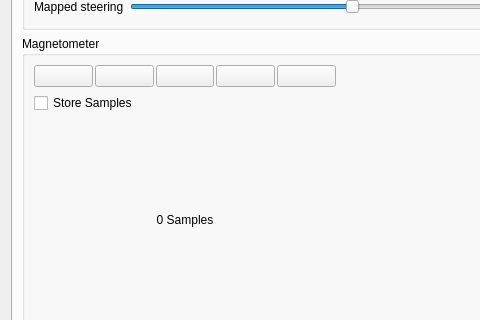
The window that Linux/RC_Car_Tool/carinterface.ui (vedderb/rise_sdvp) describes before a commit, drawn with Qt 5; both pictures show x 0 to 480 and y 85 to 405 of the 803 by 586 pixel window.
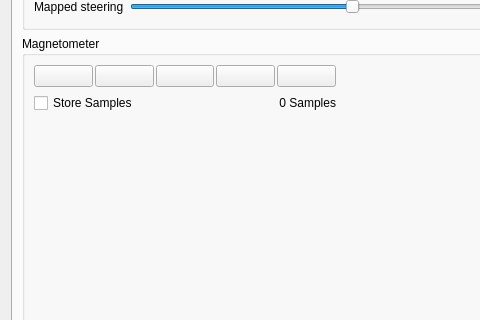
The same window after the commit. The open tabs and pages were chosen to show the change. Icons and pictures are not drawn. Custom widgets are drawn as their Qt base class.

```diff
--- a/Linux/RC_Car_Tool/carinterface.ui
+++ b/Linux/RC_Car_Tool/carinterface.ui
@@ -352,8 +352,6 @@
            <property name="title">
             <string>Magnetometer</string>
            </property>
-           <layout class="QVBoxLayout" name="verticalLayout_17">
-            <item>
              <layout class="QGridLayout" name="gridLayout_4">
               <item row="0" column="0">
                <layout class="QVBoxLayout" name="verticalLayout_6">
@@ -435,6 +433,8 @@
                  </layout>
                 </item>
                 <item>
+               <layout class="QHBoxLayout" name="horizontalLayout_15">
+                <item>
                  <widget class="QCheckBox" name="magSampleStoreBox">
                   <property name="text">
                    <string>Store Samples</string>
@@ -442,6 +442,18 @@
                  </widget>
                 </item>
                 <item>
+                 <widget class="QLabel" name="magSampleLabel">
+                  <property name="text">
+                   <string>0 Samples</string>
+                  </property>
+                  <property name="alignment">
+                   <set>Qt::AlignRight|Qt::AlignTrailing|Qt::AlignVCenter</set>
+                  </property>
+                 </widget>
+                </item>
+               </layout>
+              </item>
+              <item>
                  <spacer name="verticalSpacer_2">
                   <property name="orientation">
                    <enum>Qt::Vertical</enum>
@@ -454,16 +466,6 @@
                   </property>
                  </spacer>
                 </item>
-                <item>
-                 <widget class="QLabel" name="magSampleLabel">
-                  <property name="text">
-                   <string>0 Samples</string>
-                  </property>
-                  <property name="alignment">
-                   <set>Qt::AlignCenter</set>
-                  </property>
-                 </widget>
-                </item>
                </layout>
               </item>
               <item row="0" column="1">
@@ -496,7 +498,15 @@
                 </property>
                </widget>
               </item>
-             </layout>
+            <item row="1" column="1">
+             <widget class="QCustomPlot" name="magSampYzPlot" native="true">
+              <property name="sizePolicy">
+               <sizepolicy hsizetype="Preferred" vsizetype="MinimumExpanding">
+                <horstretch>0</horstretch>
+                <verstretch>0</verstretch>
+               </sizepolicy>
+              </property>
+             </widget>
             </item>
            </layout>
           </widget>
```
Left out of the diff: 10 changed lines with no effect on the pictures. Lines whose indentation alone changed are shown as unchanged.
